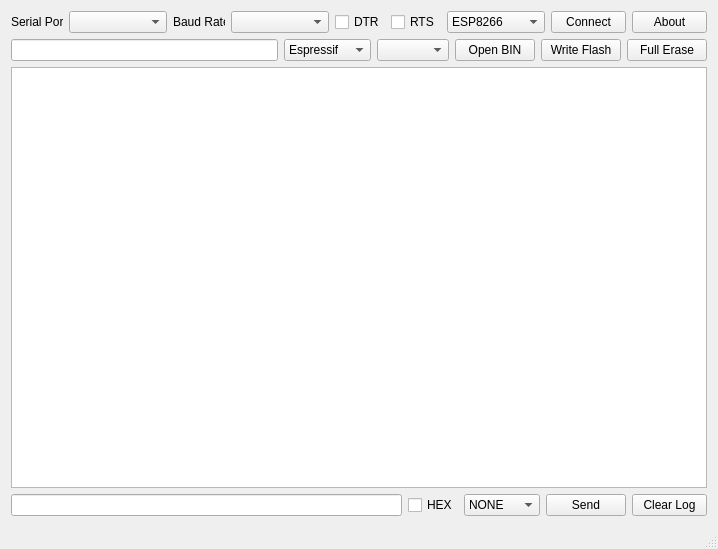
This is mainwindow.ui in unsi9ned/esp-serial-monitor as Qt 5 draws it before an edit. The edited form follows.
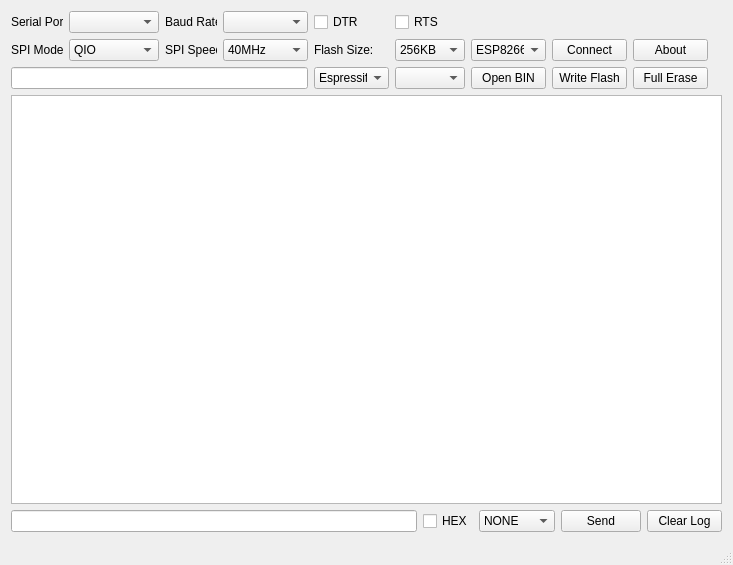
This is the edited form.

Commit message: feat(flash): add manual flash mode selection

The edit to the form file:
```diff
--- a/mainwindow.ui
+++ b/mainwindow.ui
@@ -6,8 +6,8 @@
    <rect>
     <x>0</x>
     <y>0</y>
-    <width>718</width>
-    <height>549</height>
+    <width>733</width>
+    <height>565</height>
    </rect>
   </property>
   <property name="windowTitle">
@@ -15,14 +15,7 @@
   </property>
   <widget class="QWidget" name="centralWidget">
    <layout class="QGridLayout" name="gridLayout">
-    <item row="2" column="0">
-     <widget class="QPlainTextEdit" name="plainTextEdit">
-      <property name="readOnly">
-       <bool>true</bool>
-      </property>
-     </widget>
-    </item>
-    <item row="3" column="0">
+    <item row="7" column="0">
      <layout class="QHBoxLayout" name="horizontalLayout_6">
       <item>
        <widget class="QLineEdit" name="lineEdit"/>
@@ -103,32 +96,59 @@
      </layout>
     </item>
     <item row="0" column="0">
-     <layout class="QHBoxLayout" name="horizontalLayout_5">
-      <item>
-       <layout class="QHBoxLayout" name="horizontalLayout">
-        <item>
-         <widget class="QLabel" name="label">
+     <layout class="QGridLayout" name="gridLayout_4">
+      <property name="topMargin">
+       <number>0</number>
+      </property>
+      <item row="2" column="9">
+       <widget class="QWidget" name="widget_3" native="true"/>
+      </item>
+      <item row="2" column="0" colspan="4">
+       <widget class="QLineEdit" name="lineEditFirmware">
+        <property name="maximumSize">
+         <size>
+          <width>16777215</width>
+          <height>16777215</height>
+         </size>
+        </property>
+       </widget>
+      </item>
+      <item row="2" column="8">
+       <widget class="QPushButton" name="pushButtonErase">
           <property name="minimumSize">
            <size>
-            <width>52</width>
+          <width>75</width>
             <height>0</height>
            </size>
           </property>
           <property name="maximumSize">
            <size>
-            <width>30</width>
+          <width>75</width>
             <height>16777215</height>
            </size>
           </property>
           <property name="text">
-           <string>Serial Port:</string>
+         <string>Full Erase</string>
           </property>
          </widget>
         </item>
-        <item>
-         <widget class="QComboBox" name="cbxPort"/>
-        </item>
-        <item>
+      <item row="0" column="1">
+       <widget class="QComboBox" name="cbxPort">
+        <property name="minimumSize">
+         <size>
+          <width>90</width>
+          <height>0</height>
+         </size>
+        </property>
+        <property name="maximumSize">
+         <size>
+          <width>90</width>
+          <height>16777215</height>
+         </size>
+        </property>
+       </widget>
+      </item>
+      <item row="0" column="2">
          <widget class="QLabel" name="label_2">
           <property name="minimumSize">
            <size>
@@ -138,7 +158,7 @@
           </property>
           <property name="maximumSize">
            <size>
-            <width>50</width>
+          <width>52</width>
             <height>16777215</height>
            </size>
           </property>
@@ -147,14 +167,140 @@
           </property>
          </widget>
         </item>
+      <item row="2" column="6">
+       <widget class="QPushButton" name="pushButtonBrowse">
+        <property name="minimumSize">
+         <size>
+          <width>75</width>
+          <height>0</height>
+         </size>
+        </property>
+        <property name="maximumSize">
+         <size>
+          <width>75</width>
+          <height>16777215</height>
+         </size>
+        </property>
+        <property name="text">
+         <string>Open BIN</string>
+        </property>
+       </widget>
+      </item>
+      <item row="2" column="5">
+       <widget class="QComboBox" name="cbxFlashSpeed">
+        <property name="enabled">
+         <bool>true</bool>
+        </property>
+        <property name="minimumSize">
+         <size>
+          <width>70</width>
+          <height>0</height>
+         </size>
+        </property>
+        <property name="maximumSize">
+         <size>
+          <width>70</width>
+          <height>16777215</height>
+         </size>
+        </property>
+       </widget>
+      </item>
+      <item row="2" column="7">
+       <widget class="QPushButton" name="pushButtonBurn">
+        <property name="minimumSize">
+         <size>
+          <width>75</width>
+          <height>0</height>
+         </size>
+        </property>
+        <property name="maximumSize">
+         <size>
+          <width>75</width>
+          <height>16777215</height>
+         </size>
+        </property>
+        <property name="text">
+         <string>Write Flash</string>
+        </property>
+       </widget>
+      </item>
+      <item row="2" column="4">
+       <widget class="QComboBox" name="cbxIDE">
+        <property name="minimumSize">
+         <size>
+          <width>75</width>
+          <height>0</height>
+         </size>
+        </property>
+        <property name="maximumSize">
+         <size>
+          <width>75</width>
+          <height>16777215</height>
+         </size>
+        </property>
         <item>
-         <widget class="QComboBox" name="cbxSpeed"/>
+         <property name="text">
+          <string>Espressif</string>
+         </property>
         </item>
         <item>
+         <property name="text">
+          <string>Arduino</string>
+         </property>
+        </item>
+        <item>
+         <property name="text">
+          <string>PlatformIO</string>
+         </property>
+        </item>
+       </widget>
+      </item>
+      <item row="0" column="0">
+       <widget class="QLabel" name="label">
+        <property name="minimumSize">
+         <size>
+          <width>52</width>
+          <height>0</height>
+         </size>
+        </property>
+        <property name="maximumSize">
+         <size>
+          <width>52</width>
+          <height>16777215</height>
+         </size>
+        </property>
+        <property name="text">
+         <string>Serial Port:</string>
+        </property>
+       </widget>
+      </item>
+      <item row="0" column="3">
+       <widget class="QComboBox" name="cbxSpeed">
+        <property name="minimumSize">
+         <size>
+          <width>85</width>
+          <height>0</height>
+         </size>
+        </property>
+        <property name="maximumSize">
+         <size>
+          <width>85</width>
+          <height>16777215</height>
+         </size>
+        </property>
+       </widget>
+      </item>
+      <item row="0" column="4">
          <widget class="QCheckBox" name="checkBoxDtr">
+        <property name="minimumSize">
+         <size>
+          <width>75</width>
+          <height>0</height>
+         </size>
+        </property>
           <property name="maximumSize">
            <size>
-            <width>50</width>
+          <width>75</width>
             <height>16777215</height>
            </size>
           </property>
@@ -163,36 +309,45 @@
           </property>
          </widget>
         </item>
-        <item>
-         <widget class="QCheckBox" name="checkBoxRts">
+      <item row="1" column="0">
+       <widget class="QLabel" name="label_3">
+        <property name="minimumSize">
+         <size>
+          <width>52</width>
+          <height>0</height>
+         </size>
+        </property>
           <property name="maximumSize">
            <size>
-            <width>50</width>
+          <width>52</width>
             <height>16777215</height>
            </size>
           </property>
           <property name="text">
-           <string>RTS</string>
+         <string>SPI Mode:</string>
           </property>
          </widget>
         </item>
-        <item>
-         <widget class="QComboBox" name="cbxChip">
-          <item>
-           <property name="text">
-            <string>ESP8266</string>
-           </property>
-          </item>
-          <item>
+      <item row="1" column="4">
+       <widget class="QLabel" name="label_5">
+        <property name="minimumSize">
+         <size>
+          <width>75</width>
+          <height>0</height>
+         </size>
+        </property>
+        <property name="maximumSize">
+         <size>
+          <width>75</width>
+          <height>16777215</height>
+         </size>
+        </property>
            <property name="text">
-            <string>ESP32</string>
-           </property>
-          </item>
-         </widget>
-        </item>
-        <item>
-         <layout class="QHBoxLayout" name="horizontalLayout_2">
-          <item>
+         <string>Flash Size:</string>
+        </property>
+       </widget>
+      </item>
+      <item row="1" column="7">
            <widget class="QPushButton" name="pushButtonOpen">
             <property name="minimumSize">
              <size>
@@ -211,7 +366,7 @@
             </property>
            </widget>
           </item>
-          <item>
+      <item row="1" column="8">
            <widget class="QPushButton" name="pushButtonAbout">
             <property name="minimumSize">
              <size>
@@ -230,76 +385,239 @@
             </property>
            </widget>
           </item>
-         </layout>
-        </item>
-       </layout>
+      <item row="1" column="2">
+       <widget class="QLabel" name="label_4">
+        <property name="minimumSize">
+         <size>
+          <width>52</width>
+          <height>0</height>
+         </size>
+        </property>
+        <property name="maximumSize">
+         <size>
+          <width>52</width>
+          <height>16777215</height>
+         </size>
+        </property>
+        <property name="text">
+         <string>SPI Speed:</string>
+        </property>
+       </widget>
+      </item>
+      <item row="1" column="5">
+       <widget class="QComboBox" name="cbxSpiSize">
+        <property name="minimumSize">
+         <size>
+          <width>70</width>
+          <height>0</height>
+         </size>
+        </property>
+        <property name="maximumSize">
+         <size>
+          <width>70</width>
+          <height>16777215</height>
+         </size>
+        </property>
+        <property name="currentIndex">
+         <number>0</number>
+        </property>
+        <item>
+         <property name="text">
+          <string>256KB</string>
+         </property>
+        </item>
+        <item>
+         <property name="text">
+          <string>512KB</string>
+         </property>
+        </item>
+        <item>
+         <property name="text">
+          <string>1MB</string>
+         </property>
+        </item>
+        <item>
+         <property name="text">
+          <string>2MB</string>
+         </property>
+        </item>
+        <item>
+         <property name="text">
+          <string>4MB</string>
+         </property>
+        </item>
+        <item>
+         <property name="text">
+          <string>8MB</string>
+         </property>
+        </item>
+        <item>
+         <property name="text">
+          <string>16MB</string>
+         </property>
+        </item>
+        <item>
+         <property name="text">
+          <string>32MB</string>
+         </property>
+        </item>
+        <item>
+         <property name="text">
+          <string>64MB</string>
+         </property>
+        </item>
+        <item>
+         <property name="text">
+          <string>128MB</string>
+         </property>
+        </item>
+       </widget>
+      </item>
+      <item row="1" column="3">
+       <widget class="QComboBox" name="cbxSpiSpeed">
+        <property name="minimumSize">
+         <size>
+          <width>85</width>
+          <height>0</height>
+         </size>
+        </property>
+        <property name="maximumSize">
+         <size>
+          <width>85</width>
+          <height>16777215</height>
+         </size>
+        </property>
+        <property name="currentIndex">
+         <number>0</number>
+        </property>
+        <item>
+         <property name="text">
+          <string>40MHz</string>
+         </property>
+        </item>
+        <item>
+         <property name="text">
+          <string>26.7MHz</string>
+         </property>
+        </item>
+        <item>
+         <property name="text">
+          <string>20MHz</string>
+         </property>
+        </item>
+        <item>
+         <property name="text">
+          <string>80MHz</string>
+         </property>
+        </item>
+       </widget>
+      </item>
+      <item row="1" column="1">
+       <widget class="QComboBox" name="cbxSpiMode">
+        <property name="minimumSize">
+         <size>
+          <width>90</width>
+          <height>0</height>
+         </size>
+        </property>
+        <property name="maximumSize">
+         <size>
+          <width>90</width>
+          <height>16777215</height>
+         </size>
+        </property>
+        <item>
+         <property name="text">
+          <string>QIO</string>
+         </property>
+        </item>
+        <item>
+         <property name="text">
+          <string>QOUT</string>
+         </property>
+        </item>
+        <item>
+         <property name="text">
+          <string>DIO</string>
+         </property>
+        </item>
+        <item>
+         <property name="text">
+          <string>DOUT</string>
+         </property>
+        </item>
+        <item>
+         <property name="text">
+          <string>FASTRD</string>
+         </property>
+        </item>
+       </widget>
+      </item>
+      <item row="1" column="6">
+       <widget class="QComboBox" name="cbxChip">
+        <property name="minimumSize">
+         <size>
+          <width>75</width>
+          <height>0</height>
+         </size>
+        </property>
+        <property name="maximumSize">
+         <size>
+          <width>75</width>
+          <height>16777215</height>
+         </size>
+        </property>
+        <item>
+         <property name="text">
+          <string>ESP8266</string>
+         </property>
+        </item>
+        <item>
+         <property name="text">
+          <string>ESP32</string>
+         </property>
+        </item>
+       </widget>
+      </item>
+      <item row="0" column="5">
+       <widget class="QCheckBox" name="checkBoxRts">
+        <property name="minimumSize">
+         <size>
+          <width>70</width>
+          <height>0</height>
+         </size>
+        </property>
+        <property name="maximumSize">
+         <size>
+          <width>70</width>
+          <height>16777215</height>
+         </size>
+        </property>
+        <property name="text">
+         <string>RTS</string>
+        </property>
+       </widget>
+      </item>
+      <item row="1" column="9">
+       <widget class="QWidget" name="widget" native="true"/>
+      </item>
+      <item row="0" column="9">
+       <widget class="QWidget" name="widget_2" native="true"/>
       </item>
      </layout>
     </item>
     <item row="1" column="0">
-     <layout class="QHBoxLayout" name="horizontalLayout_3">
-      <item>
-       <widget class="QLineEdit" name="lineEditFirmware"/>
-      </item>
-      <item>
-       <widget class="QComboBox" name="cbxIDE">
-        <item>
-         <property name="text">
-          <string>Espressif</string>
-         </property>
-        </item>
-        <item>
-         <property name="text">
-          <string>Arduino</string>
-         </property>
-        </item>
-        <item>
-         <property name="text">
-          <string>PlatformIO</string>
-         </property>
-        </item>
-       </widget>
-      </item>
-      <item>
-       <widget class="QComboBox" name="cbxFlashSpeed">
-        <property name="enabled">
+     <layout class="QGridLayout" name="gridLayout_5">
+      <property name="topMargin">
+       <number>0</number>
+      </property>
+      <item row="0" column="0">
+       <widget class="QPlainTextEdit" name="plainTextEdit">
+        <property name="readOnly">
          <bool>true</bool>
         </property>
        </widget>
       </item>
-      <item>
-       <widget class="QPushButton" name="pushButtonBrowse">
-        <property name="maximumSize">
-         <size>
-          <width>100</width>
-          <height>16777215</height>
-         </size>
-        </property>
-        <property name="text">
-         <string>Open BIN</string>
-        </property>
-       </widget>
-      </item>
-      <item>
-       <widget class="QPushButton" name="pushButtonBurn">
-        <property name="maximumSize">
-         <size>
-          <width>100</width>
-          <height>16777215</height>
-         </size>
-        </property>
-        <property name="text">
-         <string>Write Flash</string>
-        </property>
-       </widget>
-      </item>
-      <item>
-       <widget class="QPushButton" name="pushButtonErase">
-        <property name="text">
-         <string>Full Erase</string>
-        </property>
-       </widget>
-      </item>
      </layout>
     </item>
    </layout>
```
Lines whose indentation alone changed are shown as unchanged. The commit also changes 2 other files.
